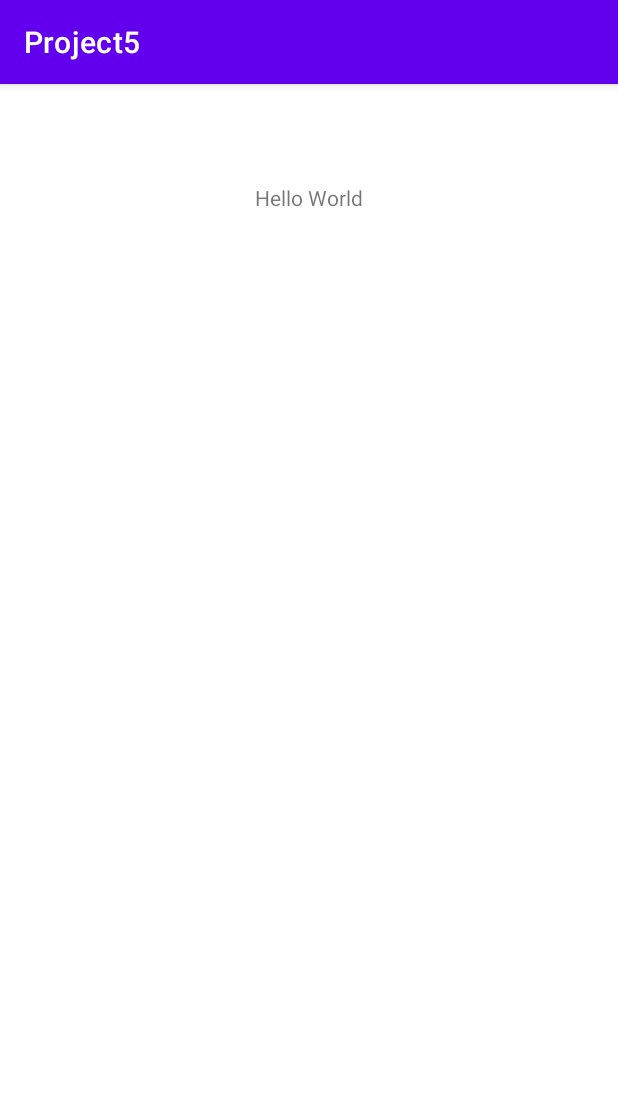
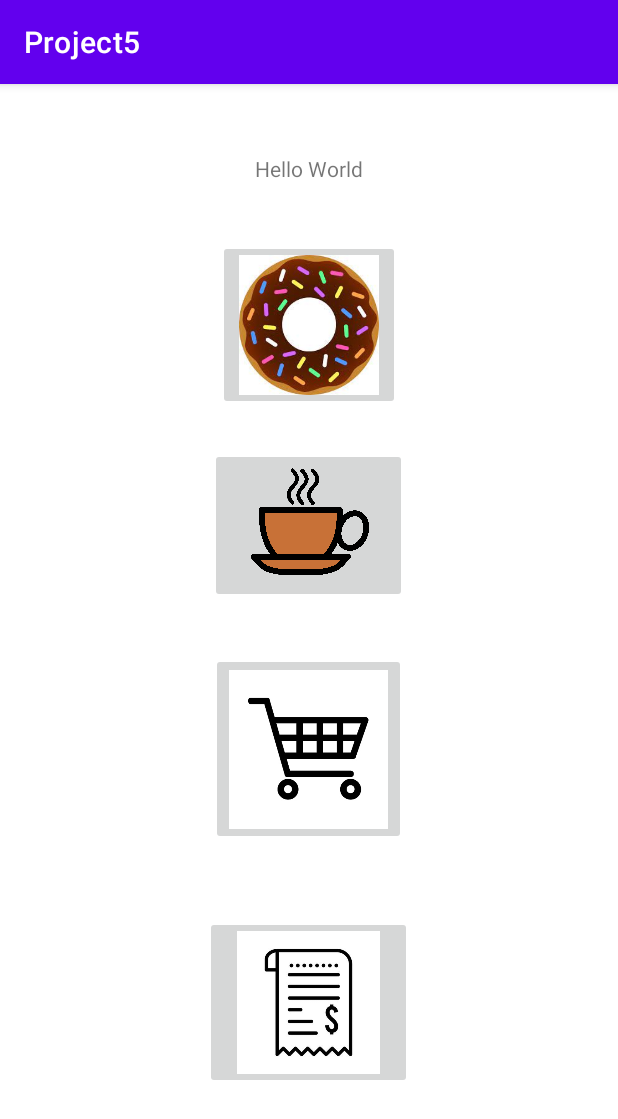
Before and after one commit to breazzzy/SoftwareMethodology_Project5, an Android app: the screen it shows after launch (MainActivity), on a phone screen of 412 x 824 dp. Shown: the top 1119 px of the screen. Run offline under Robolectric (Android 15) with nearby library versions, the phone set to English and light mode, and no system bars.

Commit message:
barebones gui

```diff
--- a/app/src/main/res/layout/main_view.xml
+++ b/app/src/main/res/layout/main_view.xml
@@ -5,14 +5,57 @@
     android:layout_width="match_parent"
     android:layout_height="match_parent">
 
-    <TextView
-        android:id="@+id/textView2"
-        android:layout_width="wrap_content"
-        android:layout_height="wrap_content"
-        android:text="Hello World"
-        app:layout_constraintBottom_toBottomOf="parent"
-        app:layout_constraintEnd_toEndOf="parent"
-        app:layout_constraintStart_toStartOf="parent"
-        app:layout_constraintTop_toTopOf="parent"
-        app:layout_constraintVertical_bias="0.088" />
+    <LinearLayout
+        android:layout_width="match_parent"
+        android:layout_height="match_parent"
+        android:orientation="vertical"
+        android:gravity="center"
+        >
+
+        <TextView
+            android:id="@+id/textView2"
+            android:layout_width="wrap_content"
+            android:layout_height="wrap_content"
+            android:layout_marginTop="68dp"
+            android:layout_marginBottom="38dp"
+            android:text="Hello World" />
+
+        <ImageButton
+            android:id="@+id/imageButton"
+            android:layout_width="121dp"
+            android:layout_height="113dp"
+            android:layout_marginBottom="25dp"
+            android:contentDescription="Donut"
+            android:scaleType="fitCenter"
+            app:srcCompat="@drawable/donut" />
+
+        <ImageButton
+            android:id="@+id/imageButton2"
+            android:layout_width="131dp"
+            android:layout_height="103dp"
+            android:layout_marginBottom="33dp"
+            android:contentDescription="Coffee"
+            android:scaleType="fitCenter"
+            app:srcCompat="@drawable/coffee" />
+
+        <ImageButton
+            android:id="@+id/imageButton4"
+            android:layout_width="130dp"
+            android:layout_height="128dp"
+            android:layout_marginBottom="47dp"
+            android:contentDescription="Shopping Cart"
+            android:scaleType="fitCenter"
+            app:srcCompat="@drawable/shopping" />
+
+        <ImageButton
+            android:id="@+id/imageButton3"
+            android:layout_width="138dp"
+            android:layout_height="115dp"
+            android:layout_marginBottom="120dp"
+            android:contentDescription="Orders"
+            android:scaleType="fitCenter"
+            app:srcCompat="@drawable/orders" />
+
+    </LinearLayout>
+
 </androidx.constraintlayout.widget.ConstraintLayout>
```
Also changed, not shown: app/src/main/res/layout/basket_view.xml (added, +47 -0 lines), app/src/main/res/layout/coffee_view.xml (added, +86 -0 lines), app/src/main/res/layout/donut_view.xml (added, +22 -0 lines), app/src/main/res/layout/orders_view.xml (added, +26 -0 lines), app/src/main/res/drawable/coffee.png (added), app/src/main/res/drawable/coffee2.jpg (added), app/src/main/res/drawable/donut.jpg (added), app/src/main/res/drawable/donuts9.jpg (added), app/src/main/res/drawable/orders.jpg (added), app/src/main/res/drawable/shopping.jpg (added).
